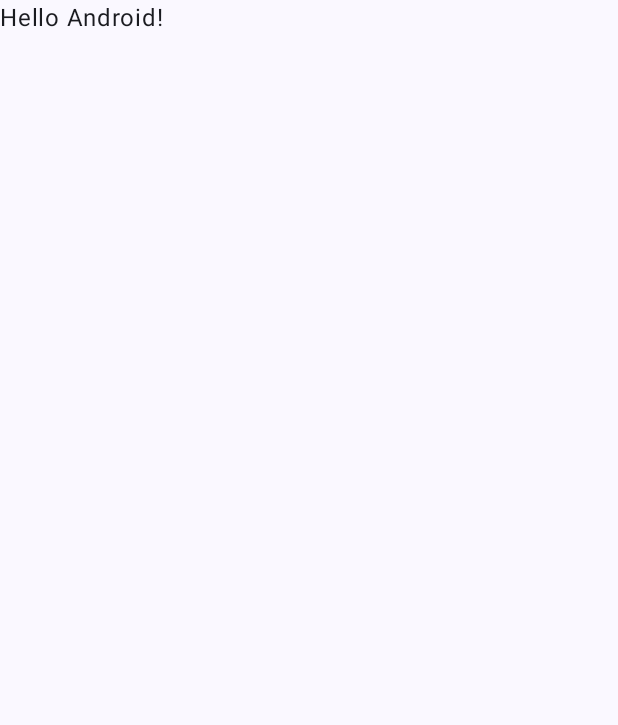
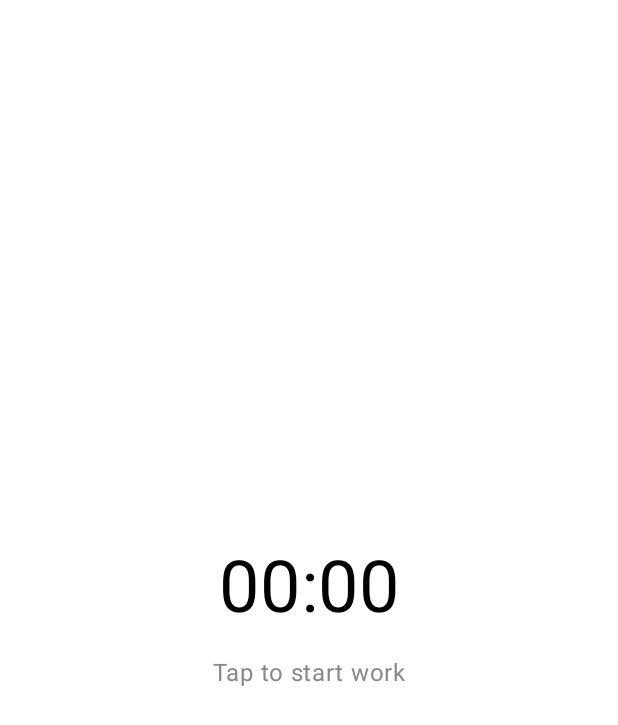
Before and after one commit to disbelief2389/rhythm-watch, an Android app built with Jetpack Compose: the screen it shows after launch (MainActivity), on a phone screen of 412 x 824 dp. Before the commit the part shown is almost empty. Shown: the top 725 px of the screen. Run offline under Robolectric (Android 15) with nearby library versions, the phone set to English and light mode, and no system bars.

Commit message:
Update main logic

```diff
--- a/app/src/main/java/com/example/rhythmwatch/MainActivity.kt
+++ b/app/src/main/java/com/example/rhythmwatch/MainActivity.kt
@@ -4,14 +4,37 @@ import android.os.Bundle
 import androidx.activity.ComponentActivity
 import androidx.activity.compose.setContent
 import androidx.activity.enableEdgeToEdge
+import androidx.compose.foundation.background
+import androidx.compose.foundation.clickable
+import androidx.compose.foundation.layout.Box
+import androidx.compose.foundation.layout.Column
+import androidx.compose.foundation.layout.Spacer
 import androidx.compose.foundation.layout.fillMaxSize
+import androidx.compose.foundation.layout.height
 import androidx.compose.foundation.layout.padding
 import androidx.compose.material3.Scaffold
 import androidx.compose.material3.Text
 import androidx.compose.runtime.Composable
+import androidx.compose.runtime.collectAsState
+import androidx.compose.runtime.getValue
+import androidx.compose.runtime.remember
+import androidx.compose.ui.Alignment
 import androidx.compose.ui.Modifier
+import androidx.compose.ui.graphics.Color
+import androidx.compose.ui.text.style.TextAlign
 import androidx.compose.ui.tooling.preview.Preview
+import androidx.compose.ui.unit.dp
+import androidx.compose.ui.unit.sp
+import androidx.lifecycle.ViewModel
+import androidx.lifecycle.viewModelScope
+import androidx.lifecycle.viewmodel.compose.viewModel
 import com.example.rhythmwatch.ui.theme.RhythmWatchTheme
+import kotlinx.coroutines.Job
+import kotlinx.coroutines.delay
+import kotlinx.coroutines.flow.MutableStateFlow
+import kotlinx.coroutines.flow.asStateFlow
+import kotlinx.coroutines.launch
+import java.util.Locale
 
 class MainActivity : ComponentActivity() {
     override fun onCreate(savedInstanceState: Bundle?) {
@@ -19,9 +42,11 @@ class MainActivity : ComponentActivity() {
         enableEdgeToEdge()
         setContent {
             RhythmWatchTheme {
-                Scaffold(modifier = Modifier.fillMaxSize()) { innerPadding ->
-                    Greeting(
-                        name = "Android",
+                Scaffold(
+                    modifier = Modifier.fillMaxSize()
+                ) { innerPadding ->
+                    TimerScreen(
+                        viewModel = viewModel(),
                         modifier = Modifier.padding(innerPadding)
                     )
                 }
@@ -31,17 +56,117 @@ class MainActivity : ComponentActivity() {
 }
 
 @Composable
-fun Greeting(name: String, modifier: Modifier = Modifier) {
-    Text(
-        text = "Hello $name!",
+fun TimerScreen(viewModel: TimerViewModel, modifier: Modifier = Modifier) {
+    val currentTime by viewModel.currentTime.collectAsState()
+    val isRunning by viewModel.isRunning.collectAsState()
+    val isBreakMode by viewModel.isBreakMode.collectAsState()
+    val breakTime by viewModel.breakTime.collectAsState()
+
+    val tapLabel = remember(isRunning, isBreakMode) {
+        if (isBreakMode) "Break Time: $breakTime"
+        else if (!isRunning) "Tap to start work"
+        else "Tap to start break"
+    }
+
+    Box(
         modifier = modifier
-    )
+            .fillMaxSize()
+            .background(Color.White)
+            .clickable {
+                if (isBreakMode) {
+                    // Do nothing in break mode
+                } else {
+                    if (isRunning) {
+                        viewModel.startBreak()
+                    } else {
+                        viewModel.startWork()
+                    }
+                }
+            },
+        contentAlignment = Alignment.Center
+    ) {
+        Column(
+            horizontalAlignment = Alignment.CenterHorizontally
+        ) {
+            Text(
+                text = currentTime,
+                fontSize = 48.sp,
+                color = Color.Black
+            )
+            Spacer(modifier = Modifier.height(16.dp))
+            Text(
+                text = tapLabel,
+                fontSize = 16.sp,
+                color = Color.Gray,
+                textAlign = TextAlign.Center
+            )
+        }
+    }
+}
+
+class TimerViewModel : ViewModel() {
+    private val _currentTime = MutableStateFlow("00:00")
+    val currentTime = _currentTime.asStateFlow()
+
+    private val _isRunning = MutableStateFlow(false)
+    val isRunning = _isRunning.asStateFlow()
+
+    private val _isBreakMode = MutableStateFlow(false)
+    val isBreakMode = _isBreakMode.asStateFlow()
+
+    private val _breakTime = MutableStateFlow("00:00")
+    val breakTime = _breakTime.asStateFlow()
+
+    private var timerJob: Job? = null
+    private var breakJob: Job? = null
+
+    fun startWork() {
+        _isRunning.value = true
+        _isBreakMode.value = false
+        _breakTime.value = "00:00"
+        timerJob = viewModelScope.launch {
+            val startTime = System.currentTimeMillis()
+            while (_isRunning.value) {
+                delay(1000)
+                val elapsedTime = (System.currentTimeMillis() - startTime) / 1000
+                val minutes = (elapsedTime / 60) % 60
+                val seconds = elapsedTime % 60
+                _currentTime.value = String.format(Locale.getDefault(), "%02d:%02d", minutes, seconds)
+            }
+        }
+    }
+
+    fun startBreak() {
+        _isRunning.value = false
+        _isBreakMode.value = true
+        timerJob?.cancel()
+        val workTimeInSeconds = currentTime.value.split(":").let { (minutes, seconds) ->
+            minutes.toInt() * 60 + seconds.toInt()
+        }
+        breakJob = viewModelScope.launch {
+            var breakTimeInSeconds = workTimeInSeconds
+            while (breakTimeInSeconds > 0) {
+                delay(1000)
+                breakTimeInSeconds--
+                val minutes = breakTimeInSeconds / 60
+                val seconds = breakTimeInSeconds % 60
+                _breakTime.value = String.format(Locale.getDefault(), "%02d:%02d", minutes, seconds)
+            }
+            _isBreakMode.value = false
+            _breakTime.value = "00:00"
+        }
+    }
+
+    fun stopTimer() {
+        _isRunning.value = false
+        timerJob?.cancel()
+    }
 }
 
 @Preview(showBackground = true)
 @Composable
-fun GreetingPreview() {
+fun TimerScreenPreview() {
     RhythmWatchTheme {
-        Greeting("Android")
+        TimerScreen(viewModel = TimerViewModel())
     }
 }
```
Also changed, not shown: app/build.gradle.kts (+16 -3 lines), gradle/libs.versions.toml (+8 -0 lines).
